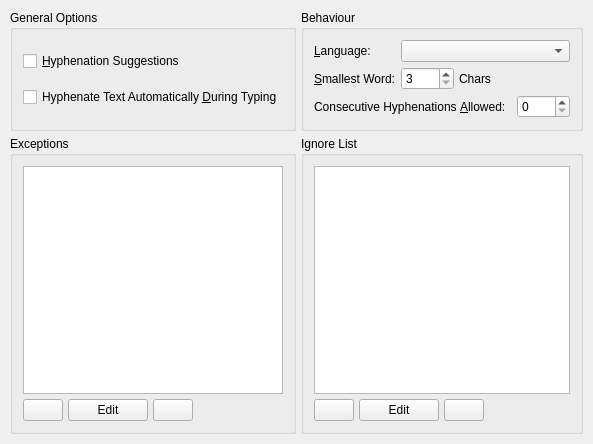
Old version of the form scribus/hysettingsBase.ui in the repository scribusproject/scribus.
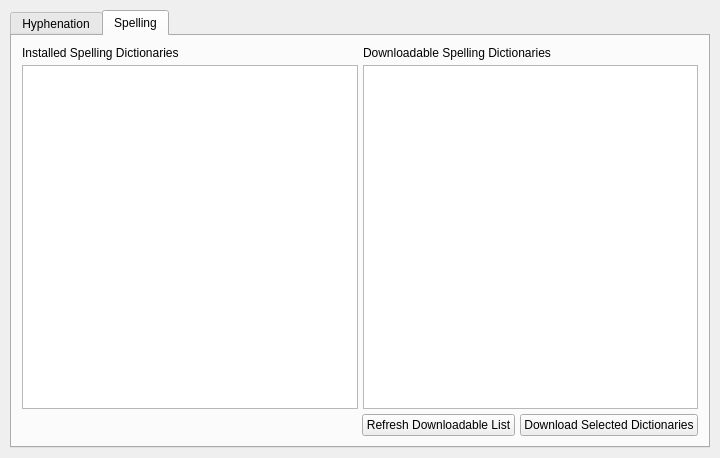
New version of the form. The open tabs and pages were chosen to show the change.

The edit to the form file:
```diff
--- a/scribus/hysettingsBase.ui
+++ b/scribus/hysettingsBase.ui
@@ -1,12 +1,12 @@
 <ui version="4.0" >
  <class>hysettingsBase</class>
- <widget class="QWidget" name="hysettingsBase" >
-  <property name="geometry" >
+ <widget class="QWidget" name="hysettingsBase">
+  <property name="geometry">
    <rect>
     <x>0</x>
     <y>0</y>
-    <width>593</width>
-    <height>444</height>
+    <width>720</width>
+    <height>445</height>
    </rect>
   </property>
   <property name="windowTitle" >
@@ -16,24 +16,31 @@
    <property name="leftMargin" >
     <number>10</number>
    </property>
-   <property name="topMargin" >
-    <number>10</number>
+   <property name="spacing">
+    <number>5</number>
    </property>
-   <property name="rightMargin" >
-    <number>10</number>
-   </property>
-   <property name="bottomMargin" >
-    <number>10</number>
-   </property>
-   <property name="horizontalSpacing" >
-    <number>5</number>
-   </property>
-   <property name="verticalSpacing" >
-    <number>5</number>
-   </property>
-   <item row="0" column="0" >
-    <widget class="QGroupBox" name="groupBox" >
-     <property name="title" >
+   <item row="0" column="0">
+    <widget class="QTabWidget" name="tabWidget">
+     <property name="tabShape">
+      <enum>QTabWidget::Rounded</enum>
+     </property>
+     <property name="currentIndex">
+      <number>0</number>
+     </property>
+     <widget class="QWidget" name="hyphenationTab">
+      <attribute name="title">
+       <string>Hyphenation</string>
+      </attribute>
+      <layout class="QGridLayout" name="hyphGridLayout">
+       <item row="0" column="0">
+        <widget class="QGroupBox" name="groupBox">
+         <property name="sizePolicy">
+          <sizepolicy hsizetype="Preferred" vsizetype="Preferred">
+           <horstretch>0</horstretch>
+           <verstretch>0</verstretch>
+          </sizepolicy>
+         </property>
+         <property name="title">
       <string>General Options</string>
      </property>
      <layout class="QVBoxLayout" >
@@ -72,36 +79,46 @@
         </property>
        </widget>
       </item>
+          <item>
+           <spacer name="verticalSpacer">
+            <property name="orientation">
+             <enum>Qt::Vertical</enum>
+            </property>
+            <property name="sizeType">
+             <enum>QSizePolicy::Minimum</enum>
+            </property>
+            <property name="sizeHint" stdset="0">
+             <size>
+              <width>20</width>
+              <height>20</height>
+             </size>
+            </property>
+           </spacer>
+          </item>
      </layout>
     </widget>
    </item>
-   <item row="0" column="1" >
-    <widget class="QGroupBox" name="groupBox_4" >
-     <property name="title" >
+       <item row="0" column="1">
+        <widget class="QGroupBox" name="groupBox_4">
+         <property name="sizePolicy">
+          <sizepolicy hsizetype="Preferred" vsizetype="Preferred">
+           <horstretch>0</horstretch>
+           <verstretch>0</verstretch>
+          </sizepolicy>
+         </property>
+         <property name="title">
       <string>Behaviour</string>
      </property>
      <layout class="QGridLayout" >
       <property name="leftMargin" >
        <number>10</number>
       </property>
-      <property name="topMargin" >
-       <number>10</number>
-      </property>
-      <property name="rightMargin" >
-       <number>10</number>
-      </property>
-      <property name="bottomMargin" >
-       <number>10</number>
-      </property>
-      <property name="horizontalSpacing" >
+          <property name="spacing">
        <number>5</number>
       </property>
-      <property name="verticalSpacing" >
-       <number>5</number>
-      </property>
-      <item row="0" column="0" >
-       <widget class="QLabel" name="label" >
-        <property name="text" >
+          <item row="0" column="0">
+           <widget class="QLabel" name="label">
+            <property name="text">
          <string>&amp;Language:</string>
         </property>
         <property name="buddy" >
@@ -163,36 +180,30 @@
      </layout>
     </widget>
    </item>
-   <item row="1" column="0" >
-    <widget class="QGroupBox" name="groupBox_2" >
-     <property name="title" >
+       <item row="1" column="0">
+        <widget class="QGroupBox" name="groupBox_2">
+         <property name="sizePolicy">
+          <sizepolicy hsizetype="Preferred" vsizetype="Preferred">
+           <horstretch>0</horstretch>
+           <verstretch>0</verstretch>
+          </sizepolicy>
+         </property>
+         <property name="title">
       <string>Exceptions</string>
      </property>
      <layout class="QGridLayout" >
       <property name="leftMargin" >
        <number>10</number>
       </property>
-      <property name="topMargin" >
-       <number>10</number>
-      </property>
-      <property name="rightMargin" >
-       <number>10</number>
-      </property>
-      <property name="bottomMargin" >
-       <number>10</number>
-      </property>
-      <property name="horizontalSpacing" >
+          <property name="spacing">
        <number>5</number>
       </property>
-      <property name="verticalSpacing" >
-       <number>5</number>
-      </property>
-      <item row="0" column="0" colspan="4" >
-       <widget class="QListWidget" name="exceptList" />
-      </item>
-      <item row="1" column="0" >
-       <widget class="QPushButton" name="buttonExceptAdd" >
-        <property name="text" >
+          <item row="0" column="0" colspan="4">
+           <widget class="QListWidget" name="exceptList"/>
+          </item>
+          <item row="1" column="0">
+           <widget class="QPushButton" name="buttonExceptAdd">
+            <property name="text">
          <string/>
         </property>
        </widget>
@@ -227,34 +238,28 @@
      </layout>
     </widget>
    </item>
-   <item row="1" column="1" >
-    <widget class="QGroupBox" name="groupBox_3" >
-     <property name="title" >
+       <item row="1" column="1">
+        <widget class="QGroupBox" name="groupBox_3">
+         <property name="sizePolicy">
+          <sizepolicy hsizetype="Preferred" vsizetype="Preferred">
+           <horstretch>0</horstretch>
+           <verstretch>0</verstretch>
+          </sizepolicy>
+         </property>
+         <property name="title">
       <string>Ignore List</string>
      </property>
      <layout class="QGridLayout" >
       <property name="leftMargin" >
        <number>10</number>
       </property>
-      <property name="topMargin" >
-       <number>10</number>
-      </property>
-      <property name="rightMargin" >
-       <number>10</number>
-      </property>
-      <property name="bottomMargin" >
-       <number>10</number>
-      </property>
-      <property name="horizontalSpacing" >
+          <property name="spacing">
        <number>5</number>
       </property>
-      <property name="verticalSpacing" >
-       <number>5</number>
-      </property>
-      <item row="0" column="0" colspan="4" >
-       <widget class="QListWidget" name="ignoreList" >
-        <property name="sizePolicy" >
-         <sizepolicy vsizetype="MinimumExpanding" hsizetype="Preferred" >
+          <item row="0" column="0" colspan="4">
+           <widget class="QListWidget" name="ignoreList">
+            <property name="sizePolicy">
+             <sizepolicy hsizetype="Preferred" vsizetype="MinimumExpanding">
           <horstretch>0</horstretch>
           <verstretch>0</verstretch>
          </sizepolicy>
@@ -300,7 +305,89 @@
    </item>
   </layout>
  </widget>
- <layoutdefault spacing="5" margin="10" />
+     <widget class="QWidget" name="spellingTab">
+      <attribute name="title">
+       <string>Spelling</string>
+      </attribute>
+      <layout class="QVBoxLayout" name="verticalLayout_3">
+       <item>
+        <layout class="QHBoxLayout" name="horizontalLayout_2">
+         <item>
+          <layout class="QVBoxLayout" name="verticalLayout">
+           <item>
+            <widget class="QLabel" name="label_5">
+             <property name="text">
+              <string>Installed Spelling Dictionaries</string>
+             </property>
+            </widget>
+           </item>
+           <item>
+            <widget class="QTableWidget" name="dictTableWidget">
+             <attribute name="verticalHeaderVisible">
+              <bool>false</bool>
+             </attribute>
+            </widget>
+           </item>
+          </layout>
+         </item>
+         <item>
+          <layout class="QVBoxLayout" name="verticalLayout_2">
+           <item>
+            <widget class="QLabel" name="label_6">
+             <property name="text">
+              <string>Downloadable Spelling Dictionaries</string>
+             </property>
+            </widget>
+           </item>
+           <item>
+            <widget class="QTableWidget" name="availDictTableWidget">
+             <attribute name="verticalHeaderVisible">
+              <bool>false</bool>
+             </attribute>
+            </widget>
+           </item>
+          </layout>
+         </item>
+        </layout>
+       </item>
+       <item>
+        <layout class="QHBoxLayout" name="horizontalLayout">
+         <item>
+          <spacer name="horizontalSpacer">
+           <property name="orientation">
+            <enum>Qt::Horizontal</enum>
+           </property>
+           <property name="sizeHint" stdset="0">
+            <size>
+             <width>40</width>
+             <height>20</height>
+            </size>
+           </property>
+          </spacer>
+         </item>
+         <item>
+          <widget class="QPushButton" name="availListDownloadButton">
+           <property name="text">
+            <string>Refresh Downloadable List</string>
+           </property>
+          </widget>
+         </item>
+         <item>
+          <widget class="QPushButton" name="spellDownloadButton">
+           <property name="text">
+            <string>Download Selected Dictionaries</string>
+           </property>
+          </widget>
+         </item>
+        </layout>
+       </item>
+      </layout>
+     </widget>
+    </widget>
+   </item>
+  </layout>
+ </widget>
+ <layoutdefault spacing="5" margin="10"/>
  <resources/>
  <connections/>
 </ui>
```
Left out of the diff: 136 changed lines with no effect on the pictures. Lines whose indentation alone changed are shown as unchanged.
